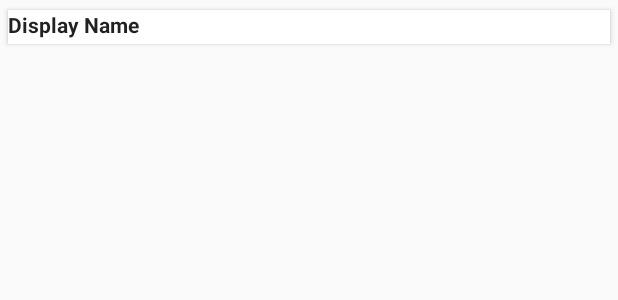
After one commit to klimovbv/CatcallMessenger, an Android app: the layout item_view.xml on its own in the app's theme, with its tools: preview values and no code run, on a phone screen of 412 x 824 dp. The commit adds this screen. Shown: the top 300 px of the screen. Run offline under Robolectric (Android 15) with nearby library versions, the phone set to English and light mode, and no system bars.

Commit message:
FloatingButton, RecyclerView and CardView

```diff
--- a/app/build.gradle
+++ b/app/build.gradle
@@ -23,4 +23,7 @@ dependencies {
     compile fileTree(dir: 'libs', include: ['*.jar'])
     compile 'com.android.support:appcompat-v7:23.1.1'
     compile 'com.google.android.gms:play-services:8.4.0'
+    compile 'com.android.support:design:23.1.1'
+    compile 'com.android.support:recyclerview-v7:+'
+    compile 'com.android.support:cardview-v7:+'
 }
--- a/app/src/debug/res/values/google_maps_api.xml
+++ b/app/src/debug/res/values/google_maps_api.xml
@@ -14,5 +14,5 @@ https://console.developers.google.com/flows/enableapi?apiid=maps_android_backend
     string in this file.
     --></string>
 
-    <string name="google_maps_key" templateMergeStrategy="preserve">AIzaSyBjZnilSk5WcnXKnbfmsL2zebIFiBLHKz4</string>
+    <string name="google_maps_key" templateMergeStrategy="preserve">AIzaSyDF33D0DlvQN_KNIQM7sU-1M7zHB0ImduQ</string>
 </resources>
--- a/app/src/main/java/com/example/boss/locationid/MapsActivity.java
+++ b/app/src/main/java/com/example/boss/locationid/MapsActivity.java
@@ -2,6 +2,7 @@ package com.example.boss.locationid;
 
 import android.support.v4.app.FragmentActivity;
 import android.os.Bundle;
+import android.util.Log;
 
 import com.google.android.gms.maps.GoogleMap;
 import com.google.android.gms.maps.SupportMapFragment;
@@ -48,6 +49,7 @@ public class MapsActivity extends FragmentActivity {
                     .getMap();
             // Check if we were successful in obtaining the map.
             if (mMap != null) {
+                Log.d("myLogs", " map is not null");
                 setUpMap();
             }
         }
--- a/app/src/main/res/layout/activity_maps.xml
+++ b/app/src/main/res/layout/activity_maps.xml
@@ -1,5 +1,7 @@
 <fragment xmlns:android="http://schemas.android.com/apk/res/android"
-    xmlns:tools="http://schemas.android.com/tools" android:layout_width="match_parent"
-    android:layout_height="match_parent" android:id="@+id/map"
+    xmlns:tools="http://schemas.android.com/tools"
+    android:layout_width="match_parent"
+    android:layout_height="match_parent"
+    android:id="@+id/map"
     tools:context="com.example.boss.locationid.MapsActivity"
     android:name="com.google.android.gms.maps.SupportMapFragment" />
--- /dev/null
+++ b/app/src/main/res/layout/item_view.xml
@@ -0,0 +1,30 @@
+<?xml version="1.0" encoding="utf-8"?>
+<android.support.v7.widget.CardView
+    xmlns:android="http://schemas.android.com/apk/res/android"
+    xmlns:app="http://schemas.android.com/apk/res-auto"
+    android:layout_width="match_parent"
+    android:layout_height="wrap_content"
+    app:cardUseCompatPadding="true"
+    app:cardCornerRadius="0dp"
+    android:layout_margin="3dp"
+    android:id="@+id/cardView">
+    <LinearLayout
+        android:layout_width="match_parent"
+        android:layout_height="wrap_content"
+        android:orientation="vertical">
+
+
+        <TextView
+            android:layout_width="match_parent"
+            android:layout_height="wrap_content"
+            android:text="Display Name"
+            android:textSize="14sp"
+            android:textStyle="bold"
+            android:textColor="#de000000"
+            android:id="@+id/textView"
+            android:layout_marginBottom="3dp"/>
+    </LinearLayout>
+
+
+
+</android.support.v7.widget.CardView>
--- a/build.gradle
+++ b/build.gradle
@@ -5,7 +5,7 @@ buildscript {
         jcenter()
     }
     dependencies {
-        classpath 'com.android.tools.build:gradle:1.0.0'
+        classpath 'com.android.tools.build:gradle:1.3.0'
 
         // NOTE: Do not place your application dependencies here; they belong
         // in the individual module build.gradle files
```
Also changed, not shown: app/src/main/AndroidManifest.xml (+13 -7 lines), app/src/main/java/com/example/boss/locationid/MainActivity.java (+22 -0 lines), app/src/main/java/com/example/boss/locationid/MyRecycleAdapter.java (added, +47 -0 lines), app/src/main/java/com/example/boss/locationid/ScrollAwareFABBehavior.java (added, +37 -0 lines), app/src/main/res/drawable-hdpi/round_button.xml (added, +67 -0 lines), app/src/main/res/layout/activity_main.xml (+20 -3 lines), 2 other files.
